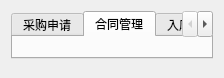
Qt form views/transaction_template.ui (earlideal/jiandan) before a commit.
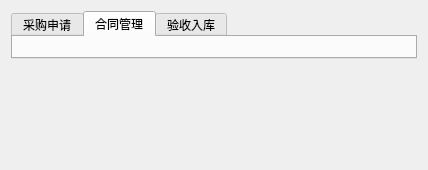
The same form after that commit. The open tabs and pages were chosen to show the change.

Diff of the .ui file:
```diff
--- a/views/transaction_template.ui
+++ b/views/transaction_template.ui
@@ -6,8 +6,8 @@
    <rect>
     <x>0</x>
     <y>0</y>
-    <width>224</width>
-    <height>78</height>
+    <width>428</width>
+    <height>170</height>
    </rect>
   </property>
   <property name="windowTitle">
@@ -40,6 +40,12 @@
        <string>合同管理</string>
       </attribute>
       <layout class="QVBoxLayout" name="verticalLayout_4">
+       <property name="leftMargin">
+        <number>0</number>
+       </property>
+       <property name="rightMargin">
+        <number>0</number>
+       </property>
        <item>
         <layout class="QVBoxLayout" name="verticalLayout_contract_tab"/>
        </item>
@@ -47,7 +53,7 @@
      </widget>
      <widget class="QWidget" name="tab_3">
       <attribute name="title">
-       <string>入库报销</string>
+       <string>验收入库</string>
       </attribute>
       <layout class="QVBoxLayout" name="verticalLayout_6">
        <item>
@@ -55,16 +61,6 @@
        </item>
       </layout>
      </widget>
-     <widget class="QWidget" name="tab_4">
-      <attribute name="title">
-       <string>单据打印</string>
-      </attribute>
-      <layout class="QVBoxLayout" name="verticalLayout_8">
-       <item>
-        <layout class="QVBoxLayout" name="verticalLayout_printer_tab"/>
-       </item>
-      </layout>
-     </widget>
     </widget>
    </item>
    <item>
```
Left out of the diff: 6 changed lines with no effect on the pictures.
